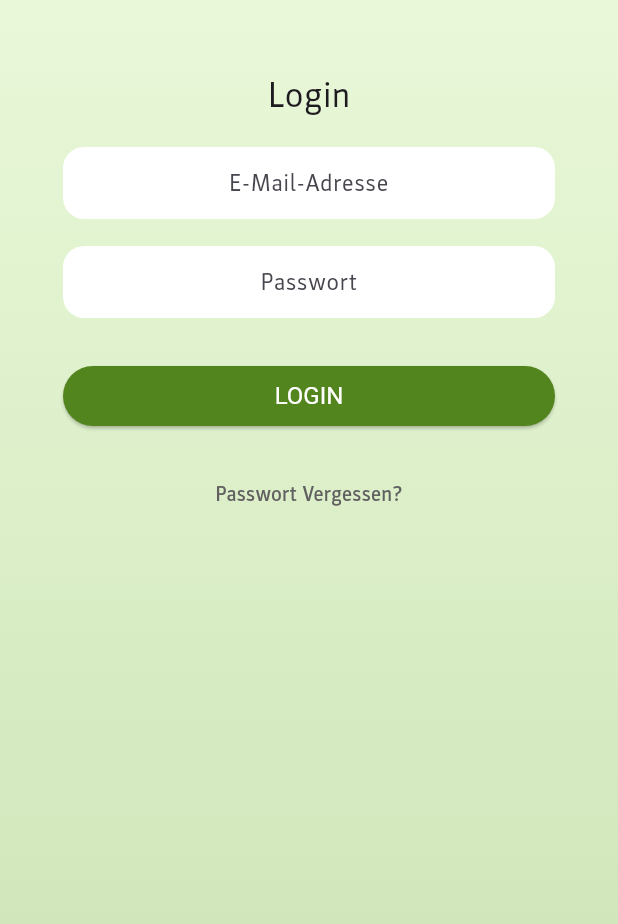
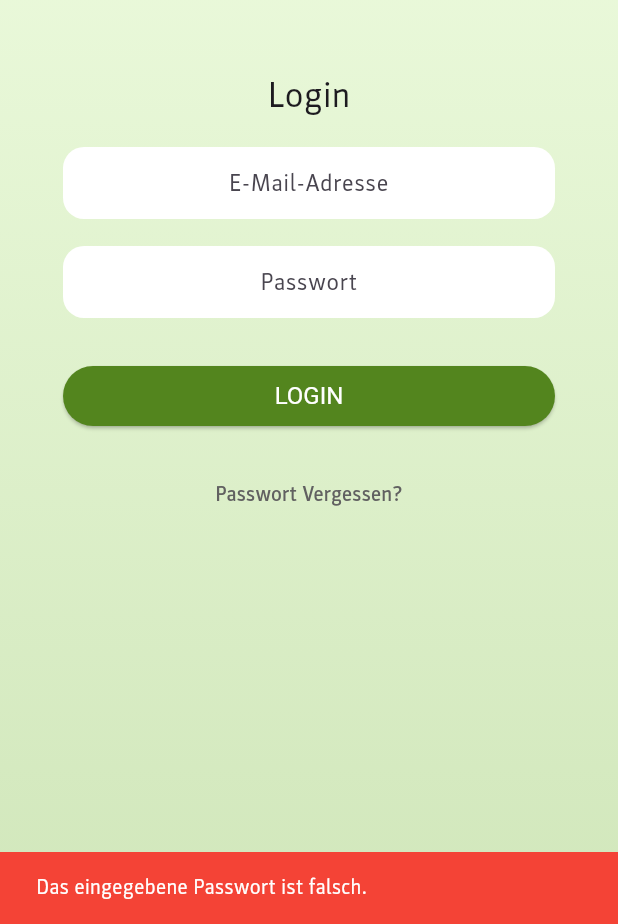
Before and after one commit to FH-JOANNEUM-MSD/dual-job-date-mobile, a Flutter app: the screen it shows after launch, after a tap on "LOGIN", on a phone screen of 412 x 824 dp, the part 312-1236 px from its top. Run offline on Flutter 3.47's test engine with Material 3 defaults, Android fonts, the phone set to English and light mode, and no system bars; our stand-ins replace animated_splash_screen, bloc, flutter_bloc, flutter_secure_storage, flutter_svg, logger and 1 more; network calls fail.

Commit message:
Snackbar in new login.dart

```diff
--- a/lib/screens/login/login.dart
+++ b/lib/screens/login/login.dart
@@ -1,3 +1,4 @@
+import 'package:dual_job_date_mobile/components/customSnackbar.dart';
 import 'package:dual_job_date_mobile/screens/forgot_password.dart';
 import 'package:dual_job_date_mobile/screens/home.dart';
 import 'package:dual_job_date_mobile/screens/login/authentication_bloc.dart';
@@ -60,8 +61,14 @@ class _LoginState extends State<Login> {
             navigateToSetNewPassword(context);
           } else if (state.status == AuthenticationStatus.unauthenticated) {
             // TODO Failure
+            ScaffoldMessenger.of(context).showSnackBar(
+              customSnackBarWidget(StaticStrings.passwordWrong),
+            );
           } else {
             // TODO something went wrong
+            ScaffoldMessenger.of(context).showSnackBar(
+              customSnackBarWidget(StaticStrings.somethingWentWrong),
+            );
           }
         },
         child: Container(
--- a/lib/static_helpers/strings.dart
+++ b/lib/static_helpers/strings.dart
@@ -39,6 +39,7 @@ class StaticStrings {
   static const String passwordServerError =
       'Passwort konnte nicht geändert werden';
   static const String loginPasswordWrong = 'Login war nicht erfolgreich.';
+  static const String somethingWentWrong = 'Etwas ist schief gegangen';
 }
 
 class CompaniesScreenStrings {
```
